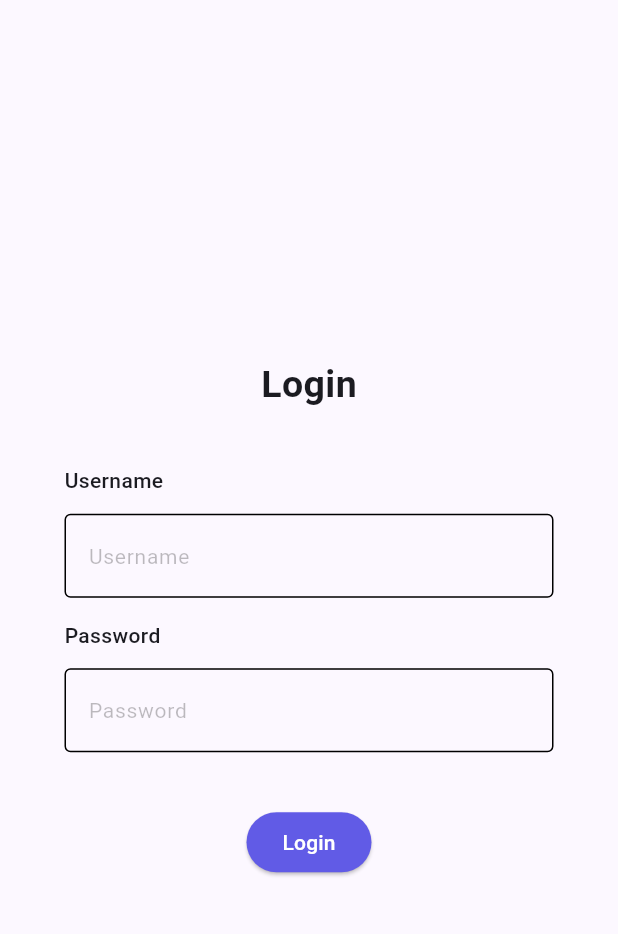
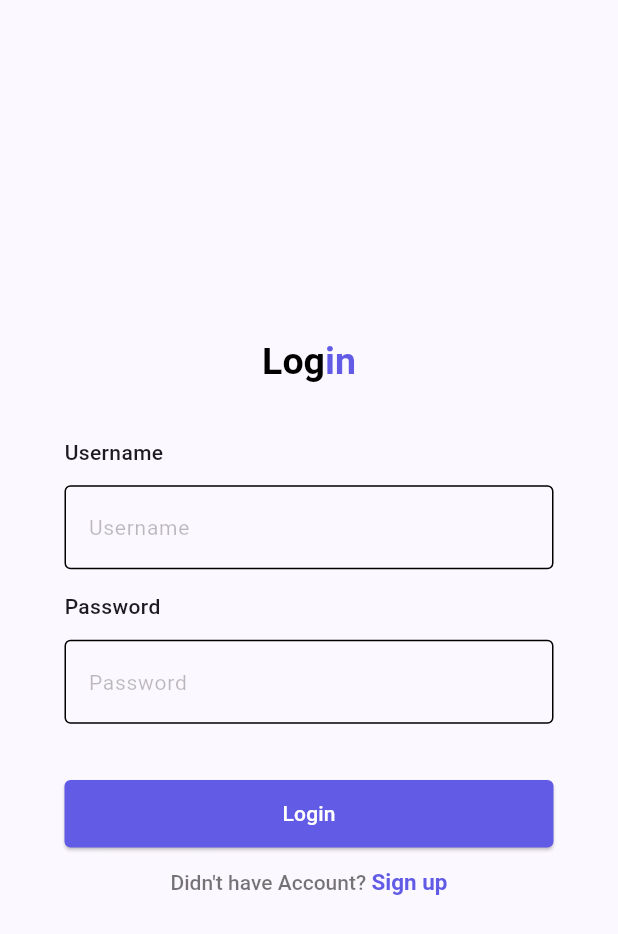
Before and after one commit to MouslyCode/TaskMania, a Flutter app: the screen it shows after launch, on a phone screen of 412 x 824 dp. Shown: the top 934 px of the screen. Run offline on Flutter 3.47's test engine with Material 3 defaults, Android fonts, the phone set to English and light mode, and no system bars; our stand-ins replace get, shared_preferences, table_calendar; missing offline and left inert: dart:ffi.

```diff
--- a/lib/main.dart
+++ b/lib/main.dart
@@ -1,6 +1,7 @@
 import 'package:flutter/material.dart';
 import 'package:todo_app/ui/pages/login_page.dart';
 import 'package:todo_app/ui/pages/pages.dart';
+import 'package:todo_app/ui/pages/signup_page.dart';
 import 'package:todo_app/ui/pages/splash_page.dart';
 
 void main() {
--- a/lib/ui/pages/login_page.dart
+++ b/lib/ui/pages/login_page.dart
@@ -1,7 +1,13 @@
+// ignore_for_file: valid_regexps
+
+import 'dart:math';
+
 import 'package:flutter/cupertino.dart';
+import 'package:flutter/gestures.dart';
 import 'package:flutter/material.dart';
 import 'package:shared_preferences/shared_preferences.dart';
 import 'package:todo_app/ui/pages/pages.dart';
+import 'package:todo_app/ui/pages/signup_page.dart';
 
 class LoginPage extends StatefulWidget {
   const LoginPage({super.key});
@@ -10,16 +16,39 @@ class LoginPage extends StatefulWidget {
   State<LoginPage> createState() => _LoginPageState();
 }
 
+extension extString on String {
+  bool get isValidEmail {
+    final emailRegExp = RegExp(r"^[a-zA-Z0-9.]+@[a-zA-ZO-9]+\.[a-zA-Z]+");
+    return emailRegExp.hasMatch(this);
+  }
+
+  bool get isValidUsername {
+    final usernameRegExp = RegExp(r"^(a-zA-Z0-16)");
+    return usernameRegExp.hasMatch(this);
+  }
+
+  bool get isValidPassword {
+    final passwordRegExp = RegExp(
+        r"^(?=.*[A-Z])(?=.*[a-z])(?=.*?[0-9])(?=.*?[!@#\><*~]).{8,}/pre>");
+    return passwordRegExp.hasMatch(this);
+  }
+
+  bool get isNotNull {
+    return this != null;
+  }
+}
+
 class _LoginPageState extends State<LoginPage> {
   final TextEditingController _usernameController = TextEditingController();
   final TextEditingController _passwordController = TextEditingController();
+  final _formKey = GlobalKey<FormState>();
   List<String> _users = [];
 
   Future<void> _login() async {
     final String username = _usernameController.text;
     final String password = _passwordController.text;
 
-    if (username.isNotEmpty && password.isNotEmpty) {
+    if (_formKey.currentState!.validate()) {
       SharedPreferences prefs = await SharedPreferences.getInstance();
       List<String> users = prefs.getStringList('user') ?? [];
       users.add('$username|$password');
@@ -29,7 +58,7 @@ class _LoginPageState extends State<LoginPage> {
       _passwordController.clear();
 
       ScaffoldMessenger.of(context)
-          .showSnackBar(SnackBar(content: Text('Login Succes')));
+          .showSnackBar(const SnackBar(content: Text('Login Succes')));
 
       setState(() {
         _users = users;
@@ -38,10 +67,17 @@ class _LoginPageState extends State<LoginPage> {
           context,
           CupertinoPageRoute(builder: (context) => MainPage()),
           (Route<dynamic> route) => false);
-    } else {
-      ScaffoldMessenger.of(context).showSnackBar(
-          SnackBar(content: Text('Please Enter both Username and Password')));
     }
+    // else {
+
+    //   // ScaffoldMessenger.of(context).showSnackBar(const SnackBar(
+    //   //     content: Text('Please Enter both Username and Password')));
+    // }
+  }
+
+  void _signUp() {
+    Navigator.push(
+        context, CupertinoPageRoute(builder: (context) => const SignupPage()));
   }
 
   @override
@@ -52,35 +88,57 @@ class _LoginPageState extends State<LoginPage> {
       child: Column(
         mainAxisAlignment: MainAxisAlignment.center,
         children: [
-          const Text(
-            'Login',
-            style: TextStyle(fontWeight: FontWeight.bold, fontSize: 25),
+          RichText(
+            text: const TextSpan(
+                text: 'Log',
+                style: const TextStyle(
+                    fontWeight: FontWeight.bold,
+                    fontSize: 25,
+                    color: Colors.black),
+                children: <TextSpan>[
+                  TextSpan(
+                      text: 'in',
+                      style: TextStyle(
+                          fontWeight: FontWeight.bold,
+                          fontSize: 25,
+                          color: Color(0xFF615BE6)))
+                ]),
           ),
           const SizedBox(
             height: 36,
           ),
-          //Username TextForm
+          //Form
+          Form(
+            key: _formKey,
+            child: Column(
+              children: [
                 Column(
                   crossAxisAlignment: CrossAxisAlignment.start,
                   children: [
-              Text(
+                    const Text(
                       'Username',
-                style: TextStyle(fontSize: 14, fontWeight: FontWeight.w500),
+                      style:
+                          TextStyle(fontSize: 14, fontWeight: FontWeight.w500),
                     ),
-              SizedBox(
+                    const SizedBox(
                       height: 12,
                     ),
                     TextFormField(
                       controller: _usernameController,
                       decoration: const InputDecoration(
                           hintText: 'Username',
-                    hintStyle: TextStyle(color: Colors.black26, fontSize: 14),
+                          hintStyle:
+                              TextStyle(color: Colors.black26, fontSize: 14),
                           focusedBorder: OutlineInputBorder(
                               borderSide: BorderSide(
                             color: Color(0xFF615BE6),
                           )),
-                    enabledBorder:
-                        OutlineInputBorder(borderSide: BorderSide(width: 1.0))),
+                          enabledBorder: OutlineInputBorder(
+                              borderSide: BorderSide(width: 1.0))),
+                      validator: (value) {
+                        if (value!.isValidUsername && value!.isNotNull)
+                          return 'Username must be between 0-16 character';
+                      },
                     ),
                   ],
                 ),
@@ -91,11 +149,12 @@ class _LoginPageState extends State<LoginPage> {
                 Column(
                   crossAxisAlignment: CrossAxisAlignment.start,
                   children: [
-              Text(
+                    const Text(
                       'Password',
-                style: TextStyle(fontSize: 14, fontWeight: FontWeight.w500),
+                      style:
+                          TextStyle(fontSize: 14, fontWeight: FontWeight.w500),
                     ),
-              SizedBox(
+                    const SizedBox(
                       height: 12,
                     ),
                     TextFormField(
@@ -103,16 +162,26 @@ class _LoginPageState extends State<LoginPage> {
                       obscureText: true,
                       decoration: const InputDecoration(
                           hintText: 'Password',
-                    hintStyle: TextStyle(color: Colors.black26, fontSize: 14),
+                          hintStyle:
+                              TextStyle(color: Colors.black26, fontSize: 14),
                           focusedBorder: OutlineInputBorder(
                               borderSide: BorderSide(
                             color: Color(0xFF615BE6),
                           )),
-                    enabledBorder:
-                        OutlineInputBorder(borderSide: BorderSide(width: 1.0))),
+                          enabledBorder: OutlineInputBorder(
+                              borderSide: BorderSide(width: 1.0))),
+                      validator: (value) {
+                        if (value!.isValidPassword && value!.isNotNull) {
+                          return 'Password must contain 0-9 characters, \n an uppercase letter, a lowercase letter, a digit, and special character';
+                        }
+                      },
                     ),
                   ],
                 ),
+              ],
+            ),
+          ),
+
           const SizedBox(
             height: 36,
           ),
@@ -120,11 +189,48 @@ class _LoginPageState extends State<LoginPage> {
               onPressed: _login,
               style: ElevatedButton.styleFrom(
                   backgroundColor: const Color(0xFF615BE6),
-              ),
+                  shape: RoundedRectangleBorder(
+                      borderRadius: BorderRadius.circular(4)),
+                  minimumSize: const Size(double.infinity, 45)),
               child: const Text(
                 'Login',
                 style: TextStyle(color: Colors.white),
-              ))
+              )),
+          const SizedBox(
+            height: 13,
+          ),
+          RichText(
+              text: TextSpan(
+                  text: "Didn't have Account? ",
+                  style: const TextStyle(
+                      fontWeight: FontWeight.w500,
+                      fontSize: 14,
+                      color: Colors.black54),
+                  children: [
+                TextSpan(
+                    text: 'Sign up',
+                    style: const TextStyle(
+                        fontWeight: FontWeight.w600,
+                        fontSize: 15,
+                        color: Color(
+                          0xFF615BE6,
+                        )),
+                    recognizer: TapGestureRecognizer()
+                      ..onTap = () {
+                        _signUp();
+                      })
+              ]))
+          // ElevatedButton(
+          //     onPressed: _signUp,
+          //     style: ElevatedButton.styleFrom(
+          //         backgroundColor: Colors.white38,
+          //         shape: RoundedRectangleBorder(
+          //             borderRadius: BorderRadius.circular(4)),
+          //         minimumSize: Size(double.infinity, 45)),
+          //     child: const Text(
+          //       'Sign Up',
+          //       style: TextStyle(color: Color(0xFF615BE6)),
+          //     )),
         ],
       ),
     ));
```
Also changed, not shown: lib/ui/pages/signup_page.dart (added, +195 -0 lines), lib/ui/pages/splash_page.dart (+9 -17 lines). Lines whose indentation alone changed are shown as unchanged.
